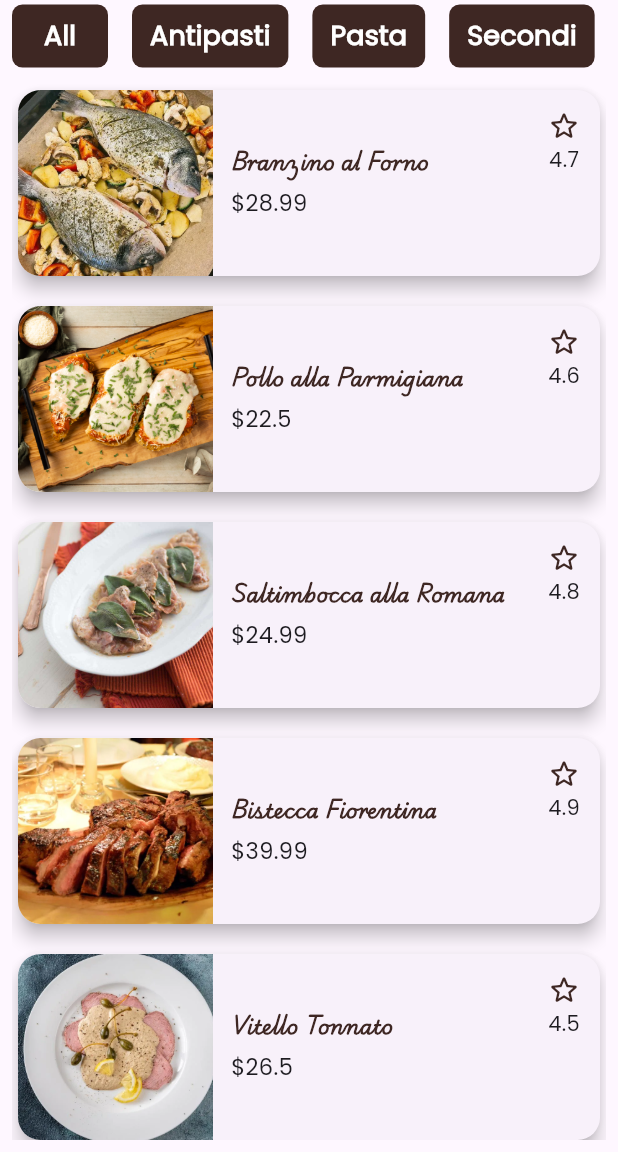
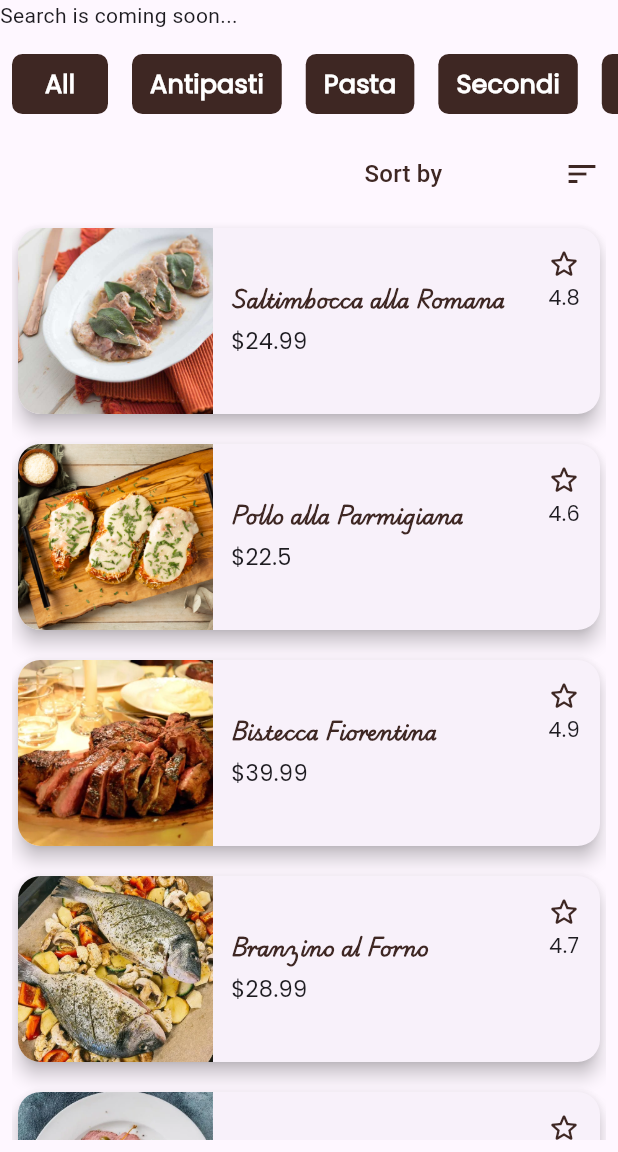
Before and after one commit to fakhri01/italian-food, a Flutter app: the screen it shows after launch, after a tap on "Pasta", after a tap on "Secondi", on a phone screen of 412 x 824 dp, the part 84-1236 px from its top. Run offline on Flutter 3.47's test engine with Material 3 defaults, Android fonts, the phone set to English and light mode, and no system bars.

Commit message:
sorting button added to foods page

```diff
--- a/lib/components/btn.dart
+++ b/lib/components/btn.dart
@@ -23,7 +23,7 @@ class Btn extends StatelessWidget {
           style: TextStyle(
             color: textColor,
             fontWeight: FontWeight.bold,
-            fontSize: 18,
+            fontSize: 17,
             fontFamily: secondaryFontFAmily,
           ),
         ),
--- a/lib/components/filter_foods.dart
+++ b/lib/components/filter_foods.dart
@@ -15,6 +15,7 @@ class _FilterFoodsState extends State<FilterFoods> {
   @override
   Widget build(BuildContext context) {
     return SingleChildScrollView(
+      padding: EdgeInsets.symmetric(vertical: 12),
       scrollDirection: Axis.horizontal,
       child: Row(
         children: filters
--- /dev/null
+++ b/lib/components/sorting_button.dart
@@ -0,0 +1,44 @@
+import 'package:flutter/material.dart';
+import 'package:food_order/colors.dart';
+
+class SortingButton extends StatefulWidget {
+  const SortingButton({super.key});
+
+  @override
+  _SortingButtonState createState() => _SortingButtonState();
+}
+
+class _SortingButtonState extends State<SortingButton> {
+  String? _selectedItem; // Holds the currently selected value
+
+  // List of items for the dropdown
+  final List<String> _dropdownItems = [
+    'Price: Low to High',
+    'Price: High to Low',
+    'A-Z',
+    'Z-A',
+  ];
+
+  @override
+  Widget build(BuildContext context) {
+    return Column(
+      mainAxisAlignment: MainAxisAlignment.center,
+      children: [
+        DropdownButton<String>(
+          underline: SizedBox.shrink(),
+          hint: Text("Sort by", style: TextStyle(color: primaryColor)),
+          icon: Icon(Icons.sort, color: primaryColor),
+          value: _selectedItem,
+          onChanged: (String? newValue) {
+            setState(() {
+              _selectedItem = newValue;
+            });
+          },
+          items: _dropdownItems.map<DropdownMenuItem<String>>((String item) {
+            return DropdownMenuItem<String>(value: item, child: Text(item));
+          }).toList(),
+        ),
+      ],
+    );
+  }
+}
--- a/lib/data/db.dart
+++ b/lib/data/db.dart
@@ -1,8 +1,6 @@
-import 'dart:math';
-
 import 'package:food_order/data/model.dart';
 
-final List<Food> _originalFoods = [
+final List<Food> foodsData = [
   // Antipasti (5 items)
   Food(
     id: 1,
@@ -231,5 +229,3 @@ final List<Food> _originalFoods = [
         "Grandmother's cake featuring a buttery crust filled with vanilla custard and pine nuts. Dusted with powdered sugar and served with a dollop of whipped cream for nostalgia in every bite.",
   ),
 ];
-
-final foodsData = [..._originalFoods]..shuffle(Random());
--- a/lib/pages/food_detail.dart
+++ b/lib/pages/food_detail.dart
@@ -18,7 +18,6 @@ class FoodDetailPageState extends State<FoodDetailPage> {
   Widget build(BuildContext context) {
     var displayInfo = MediaQuery.of(context);
     final double displayWidth = displayInfo.size.width;
-    final double displayHeight = displayInfo.size.height;
     return Scaffold(
       backgroundColor: backgroundColor,
       appBar: appBar(),
--- a/lib/pages/foods.dart
+++ b/lib/pages/foods.dart
@@ -2,6 +2,7 @@ import 'package:flutter/material.dart';
 import 'package:food_order/components/app_bar.dart';
 import 'package:food_order/components/filter_foods.dart';
 import 'package:food_order/components/food_card.dart';
+import 'package:food_order/components/sorting_button.dart';
 import 'package:food_order/data/db.dart';
 import 'package:food_order/data/model.dart';
 import 'package:food_order/pages/food_detail.dart';
@@ -67,7 +68,17 @@ class _FoodsState extends State<Foods> {
           ? const Center(child: CircularProgressIndicator())
           : Column(
               children: [
+                Row(children: [Text("Search is coming soon...")]),
                 FilterFoods(onFilterSelected: onFilterSelected),
+                Row(
+                  mainAxisAlignment: MainAxisAlignment.end,
+                  children: [
+                    Padding(
+                      padding: const EdgeInsets.only(right: 12),
+                      child: SortingButton(),
+                    ),
+                  ],
+                ),
                 Expanded(
                   child: Padding(
                     padding: const EdgeInsets.all(8.0),
```
